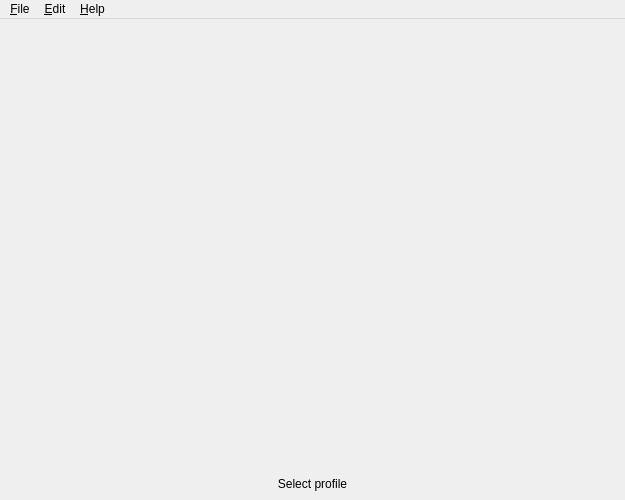
First picture: the form in UserInterface.ui, repository SyDevTeam/gta5view, before the edit.
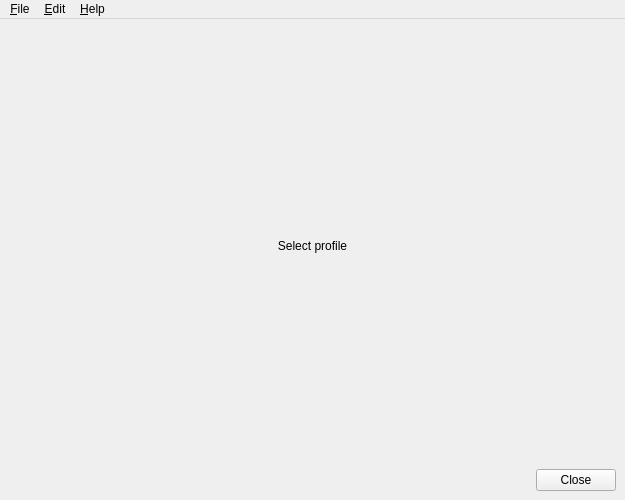
Second picture: the form after the edit.

Patch:
```diff
--- a/UserInterface.ui
+++ b/UserInterface.ui
@@ -66,6 +66,49 @@
           </property>
          </widget>
         </item>
+        <item>
+         <layout class="QVBoxLayout" name="vlButtons"/>
+        </item>
+        <item>
+         <spacer name="vsFooter">
+          <property name="orientation">
+           <enum>Qt::Vertical</enum>
+          </property>
+          <property name="sizeHint" stdset="0">
+           <size>
+            <width>0</width>
+            <height>0</height>
+           </size>
+          </property>
+         </spacer>
+        </item>
+        <item>
+         <layout class="QHBoxLayout" name="hlButtons">
+          <item>
+           <spacer name="hsButtons">
+            <property name="orientation">
+             <enum>Qt::Horizontal</enum>
+            </property>
+            <property name="sizeHint" stdset="0">
+             <size>
+              <width>0</width>
+              <height>0</height>
+             </size>
+            </property>
+           </spacer>
+          </item>
+          <item>
+           <widget class="QPushButton" name="cmdClose">
+            <property name="text">
+             <string>Close</string>
+            </property>
+            <property name="autoDefault">
+             <bool>true</bool>
+            </property>
+           </widget>
+          </item>
+         </layout>
+        </item>
        </layout>
       </widget>
      </widget>
```
Left out of the diff: 23 changed lines with no effect on the pictures.
